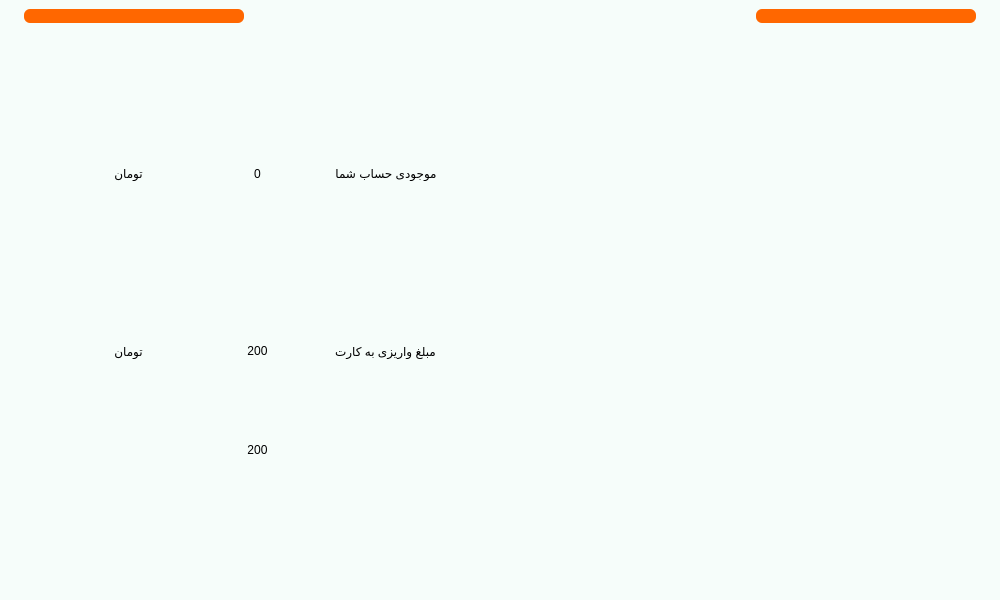
Above: main.ui from Farazist/raspberrypi-app before the change. Below: the same form after it.
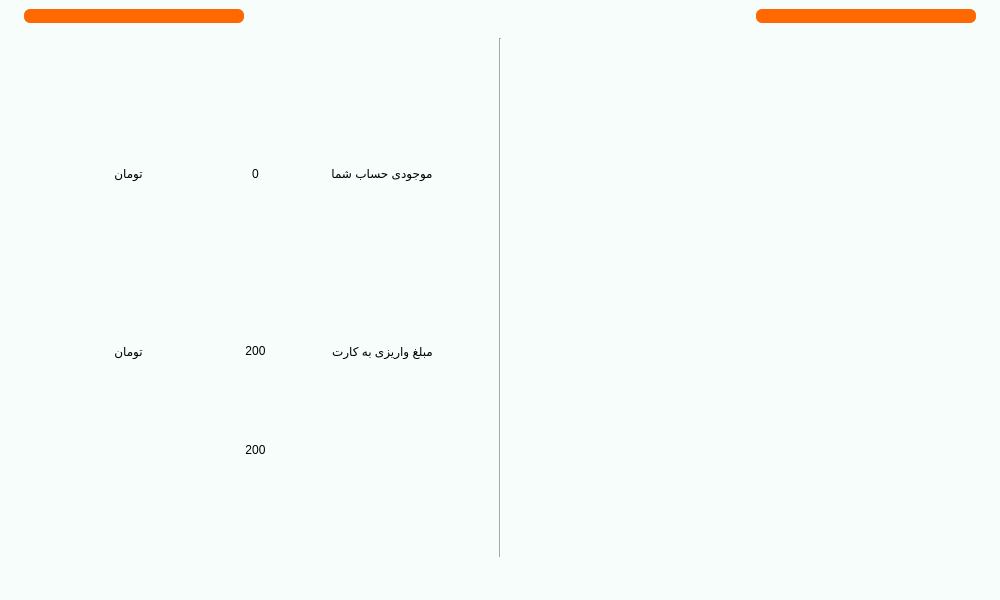
That is the form after the change. Icons and pictures are not drawn.

Commit message: add vertical line in RFID stack

The edit to the form file:
```diff
--- a/main.ui
+++ b/main.ui
@@ -4068,6 +4068,13 @@
           </item>
          </layout>
         </item>
+        <item>
+         <widget class="Line" name="line_11">
+          <property name="orientation">
+           <enum>Qt::Vertical</enum>
+          </property>
+         </widget>
+        </item>
         <item>
          <layout class="QVBoxLayout" name="verticalLayout_58">
           <property name="leftMargin">
```
The commit also changes 1 other file.
